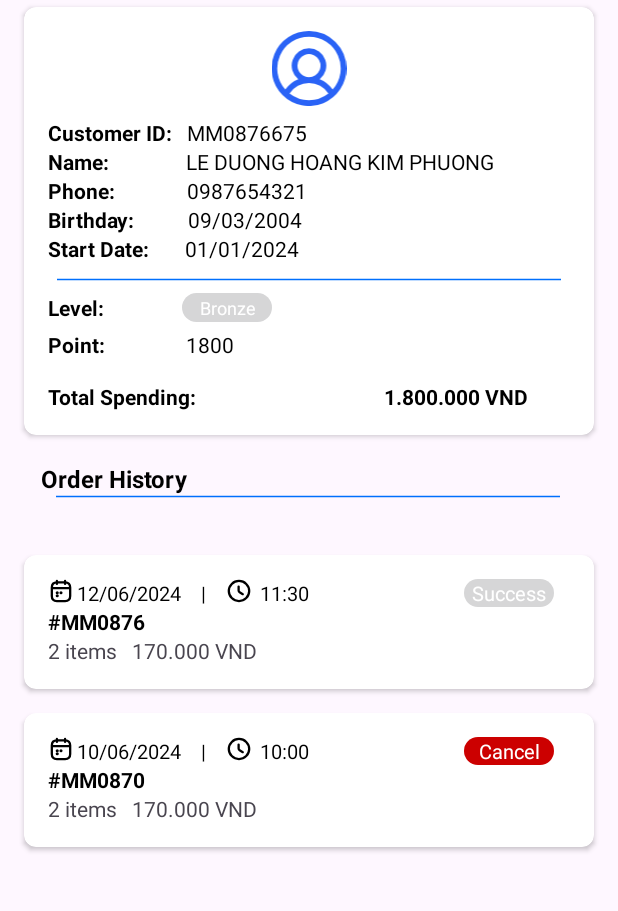
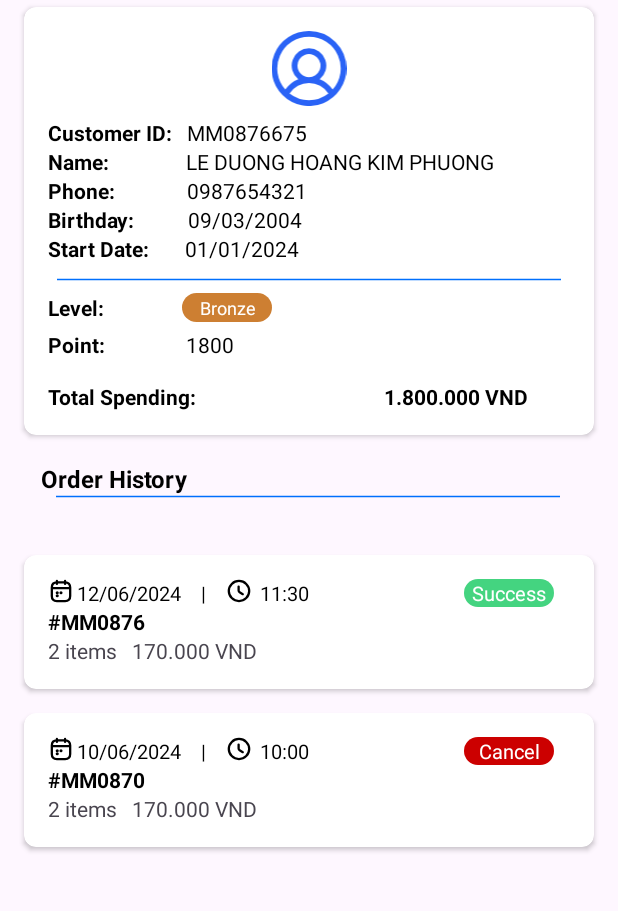
Before and after one commit to HoHoangHvy/piny-port-mobile-app, an Android app: the fragment CustomerDetailsFragment shown on its own in the app's theme, on a phone screen of 412 x 824 dp, the part 150-1061 px from its top. Run offline under Robolectric (Android 15) with nearby library versions, the phone set to English and light mode, and no system bars.

Commit message:
Add color

```diff
--- a/app/src/main/res/values/colors.xml
+++ b/app/src/main/res/values/colors.xml
@@ -8,4 +8,11 @@
     <color name="black">#FF000000</color>
     <color name="white">#FFFFFFFF</color>
     <color name="blue_500">#006FFD</color>
+    <color name="blue_sky">#FFF4F9FD</color>
+    <color name="yellow">#EEFFC107</color>
+    <color name="bronze">#CD7F32</color>
+    <color name="silver">#C0C0C0</color>
+    <color name="gold">#FFD700</color>
+    <color name="diamond">#B9FBC0</color>
+    <color name="success">#44D480</color>
 </resources>
```
